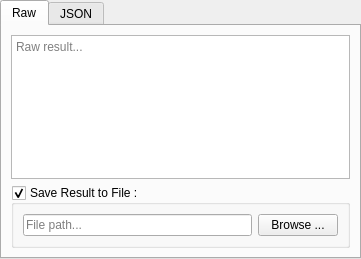
This is RequestFlowApp/CoreView/ui/ViewerNodeUi.ui in fatehmtd/RequestFlow as Qt 5 draws it before an edit. The edited form follows.
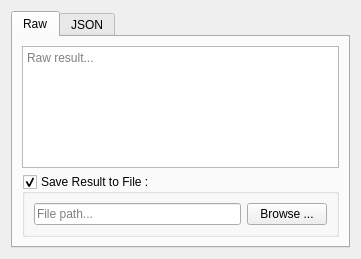
This is the edited form. Icons and pictures are not drawn.

Commit message: Better EndpointNode widget presenation / authentication

Diff of the .ui file:
```diff
--- a/RequestFlowApp/CoreView/ui/ViewerNodeUi.ui
+++ b/RequestFlowApp/CoreView/ui/ViewerNodeUi.ui
@@ -13,19 +13,7 @@
   <property name="windowTitle">
    <string>Form</string>
   </property>
-  <layout class="QGridLayout" name="gridLayout_5">
-   <property name="leftMargin">
-    <number>0</number>
-   </property>
-   <property name="topMargin">
-    <number>0</number>
-   </property>
-   <property name="rightMargin">
-    <number>0</number>
-   </property>
-   <property name="bottomMargin">
-    <number>0</number>
-   </property>
+  <layout class="QGridLayout" name="gridLayout_4">
    <item row="0" column="0">
     <widget class="QTabWidget" name="tabWidget">
      <property name="tabPosition">
```
Left out of the diff: 3 changed lines with no effect on the pictures. The commit also changes 9 other files.
